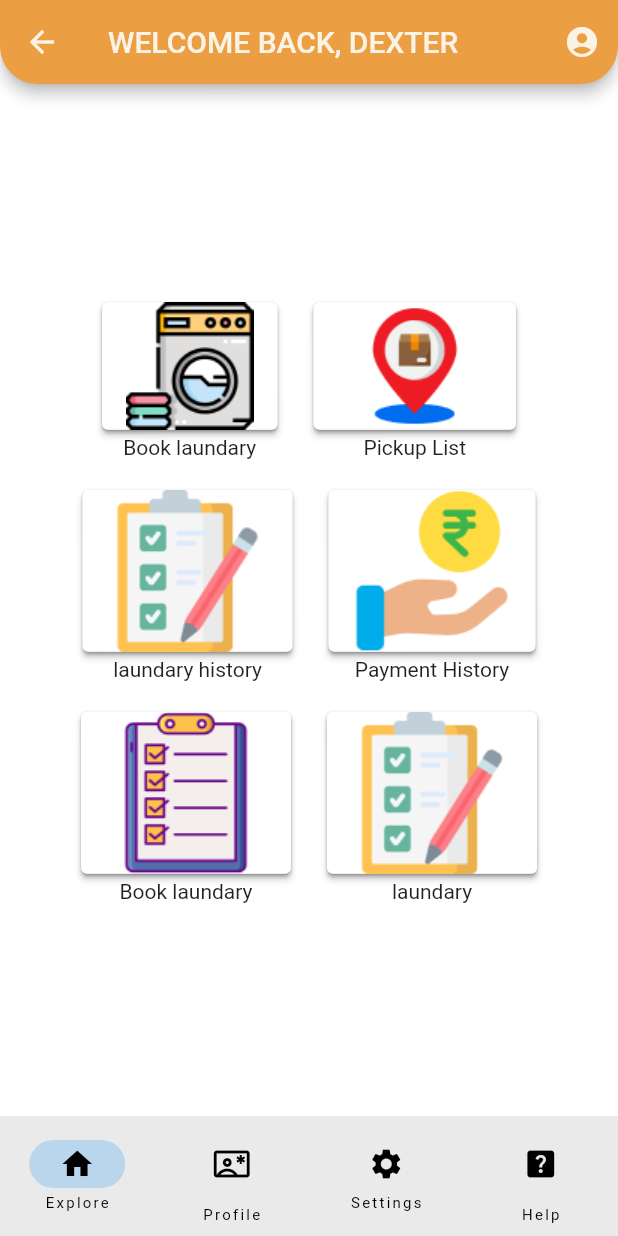
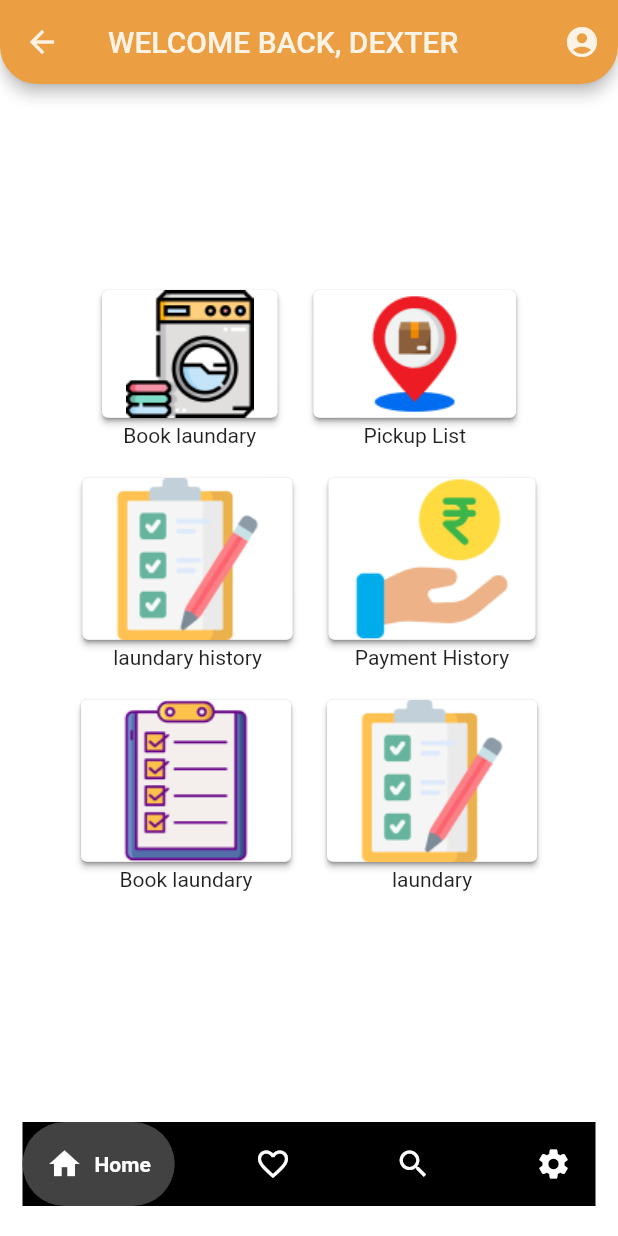
Before and after one commit to rm5973/demo2, a Flutter app: the NewWidget screen opened directly, on a phone screen of 412 x 824 dp. Run offline on Flutter 3.47's test engine with Material 2 defaults, Android fonts, the phone set to English and light mode, and no system bars; drawn by our look-alikes of google_nav_bar; our stand-ins replace curved_navigation_bar; missing offline and left inert: clippy_flutter, dart:ffi.

Commit message:
new commit

```diff
--- a/lib/homescreen.dart
+++ b/lib/homescreen.dart
@@ -1,9 +1,11 @@
 import 'package:demo1/help.dart';
+import 'package:demo1/login.dart';
 import 'package:demo1/optionlaund.dart';
 import 'package:demo1/pickup.dart';
 import 'package:demo1/profile.dart';
 import 'package:flutter/cupertino.dart';
 import 'package:flutter/material.dart';
+import 'package:google_nav_bar/google_nav_bar.dart';
 
 import 'laundarybook.dart';
 
@@ -30,46 +32,50 @@ class _NewWidget extends State<NewWidget> {
                 bottomRight: Radius.circular(25))),
         title: Text("WELCOME BACK, DEXTER"),
       ),
-      bottomNavigationBar: NavigationBar(
-        destinations: <Widget>[
-          NavigationDestination(
-            icon: Icon(Icons.home),
-            label: 'Explore',
-          ),
-          NavigationDestination(
-            // ignore: prefer_const_constructors
-            icon: IconButton(
-                onPressed: () {
+      bottomNavigationBar: Container(
+        child: Padding(
+          padding: const EdgeInsets.symmetric(horizontal: 15.0, vertical: 20.0),
+          child: GNav(
+              curve: Curves.easeOut,
+              backgroundColor: Colors.black,
+              color: Colors.white,
+              tabBackgroundColor: Colors.grey.shade800,
+              activeColor: Colors.white,
+              gap: 8,
+              padding: EdgeInsets.all(16),
+              tabs: [
+                GButton(
+                  active: false,
+                  activeBorder: Border(),
+                  onPressed: () => {
                     Navigator.push<void>(
                         context,
                         MaterialPageRoute<void>(
-                      builder: (BuildContext context) => const profile(),
+                            builder: (BuildContext context) =>
+                                const NewWidget()))
+                  },
+                  icon: (Icons.home),
+                  text: 'Home',
                 ),
-                  );
-                },
-                icon: Icon(Icons.contact_emergency_outlined)),
-            label: 'Profile',
-          ),
-          NavigationDestination(
-            selectedIcon: Icon(Icons.settings),
-            icon: Icon(Icons.settings),
-            label: 'Settings',
-          ),
-          NavigationDestination(
-            selectedIcon: Icon(Icons.help_center),
-            icon: IconButton(
-                onPressed: () {
+                GButton(
+                    onPressed: () => {},
+                    icon: (Icons.favorite_border),
+                    text: 'like'),
+                GButton(
+                    onPressed: () => {}, icon: (Icons.search), text: "search"),
+                GButton(
+                    active: true,
+                    onPressed: () => {
                           Navigator.push<void>(
                               context,
                               MaterialPageRoute<void>(
-                      builder: (BuildContext context) => const helpWidget(),
+                                  builder: (BuildContext context) =>
+                                      const profile()))
+                        },
+                    icon: (Icons.settings),
+                    text: 'settings'),
+              ]),
         ),
-                  );
-                },
-                icon: Icon(Icons.help_center)),
-            label: 'Help',
-          )
-        ],
       ),
       backgroundColor: Colors.white,
       body: SafeArea(
--- a/lib/profile.dart
+++ b/lib/profile.dart
@@ -40,11 +40,10 @@ class profile extends StatelessWidget {
                     Navigator.push<void>(
                         context,
                         MaterialPageRoute<void>(
-                            builder: (BuildContext context) =>
-                                const NewWidget()))
+                            builder: (BuildContext context) => const profile()))
                   },
-                  icon: (Icons.home),
-                  text: 'home',
+                  icon: (Icons.settings),
+                  text: 'settings',
                 ),
                 GButton(
                     onPressed: () => {},
@@ -59,10 +58,10 @@ class profile extends StatelessWidget {
                               context,
                               MaterialPageRoute<void>(
                                   builder: (BuildContext context) =>
-                                      const profile()))
+                                      const NewWidget()))
                         },
-                    icon: (Icons.settings),
-                    text: 'settings'),
+                    icon: (Icons.home),
+                    text: 'home'),
               ]),
         ),
       ),
```
Also changed, not shown: lib/global.dart (added). Lines whose indentation alone changed are shown as unchanged.
